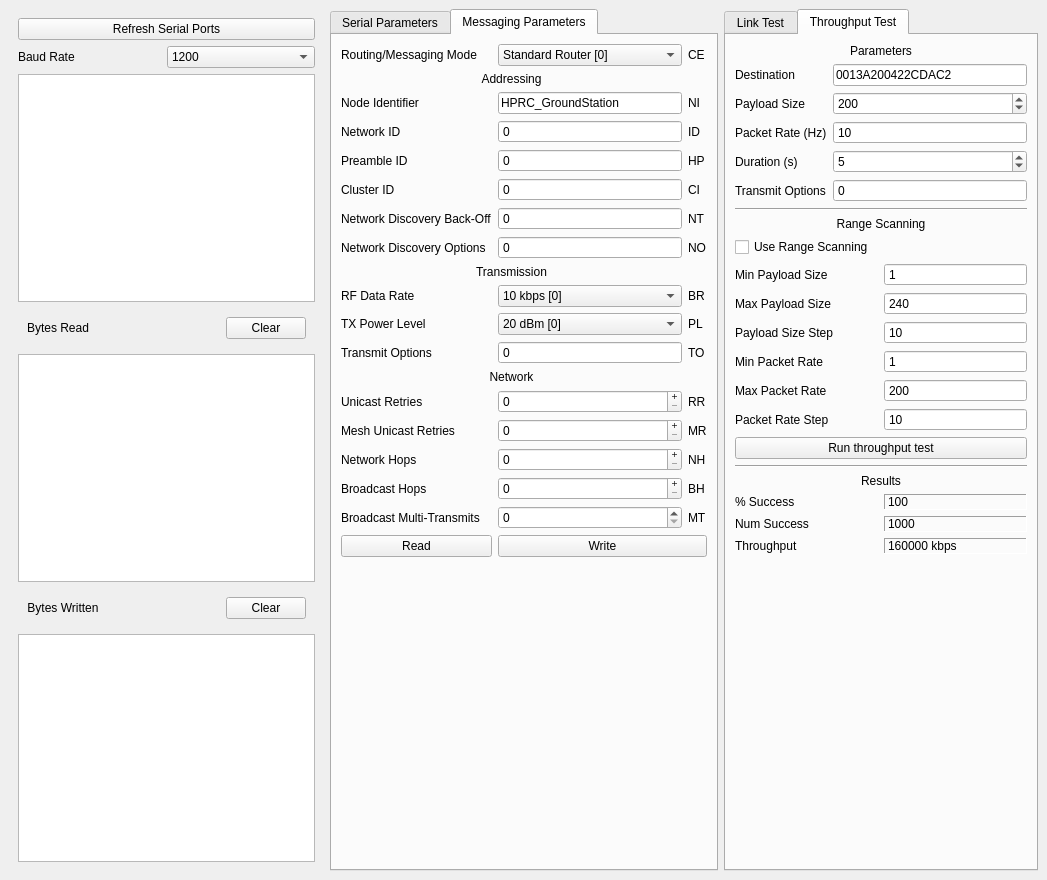
Qt form Frontend/Windows/RadioControlsWindow/RadioControlsWindow.ui (WPI-HPRC/gs-control-2024-2025) before a commit.
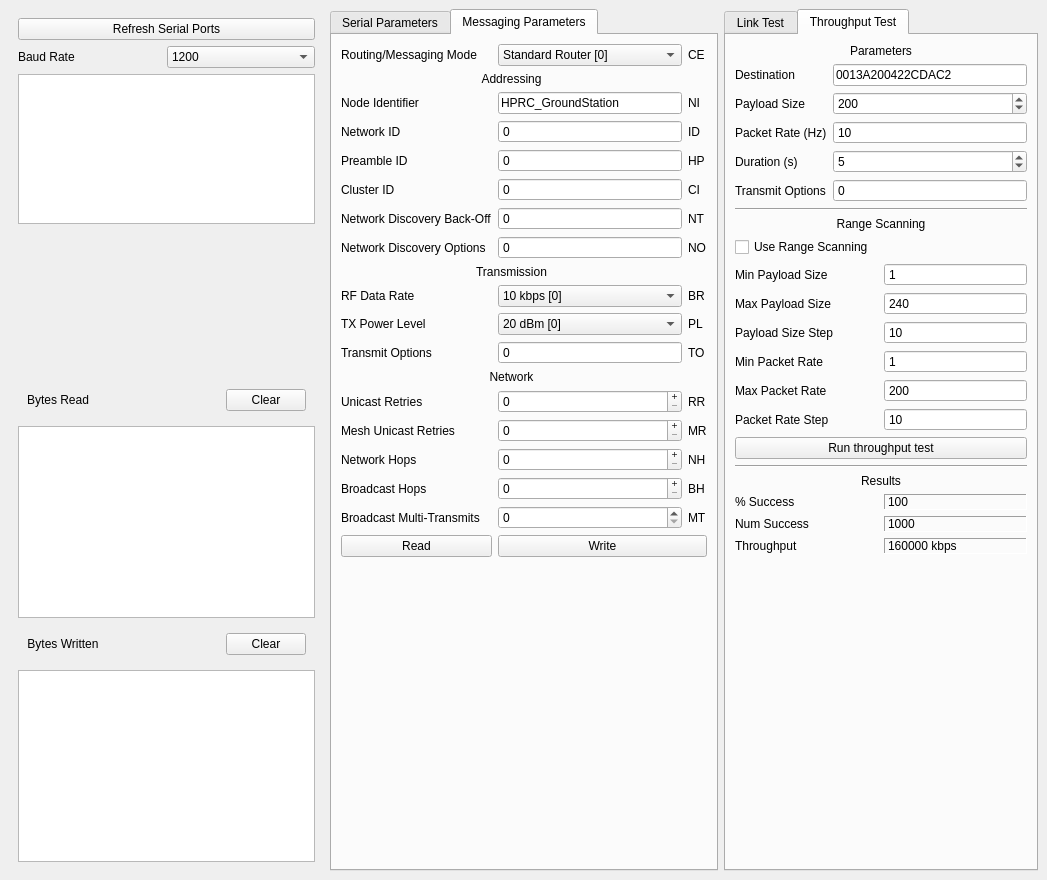
The same form after that commit. Icons and pictures are not drawn. Custom widgets are drawn as their Qt base class.

The edit to the form file:
```diff
--- a/Frontend/Windows/RadioControlsWindow/RadioControlsWindow.ui
+++ b/Frontend/Windows/RadioControlsWindow/RadioControlsWindow.ui
@@ -985,6 +985,19 @@
          <column/>
         </widget>
        </item>
+       <item>
+        <spacer name="verticalSpacer_5">
+         <property name="orientation">
+          <enum>Qt::Orientation::Vertical</enum>
+         </property>
+         <property name="sizeHint" stdset="0">
+          <size>
+           <width>20</width>
+           <height>40</height>
+          </size>
+         </property>
+        </spacer>
+       </item>
        <item>
         <widget class="QWidget" name="widget_3" native="true">
          <layout class="QHBoxLayout" name="horizontalLayout_2">
```
